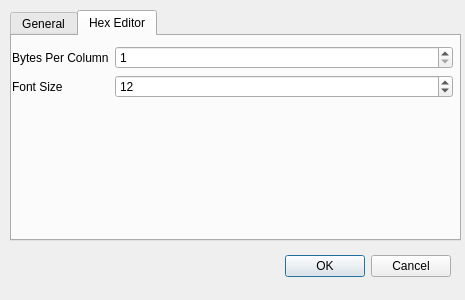
Above: src/preferences.ui from spuriousdata/BinGrok before the change. Below: the same form after it.
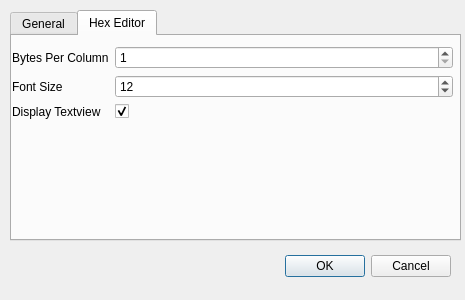
That is the form after the change.

```diff
--- a/src/preferences.ui
+++ b/src/preferences.ui
@@ -129,6 +129,23 @@
         </property>
        </widget>
       </item>
+      <item row="2" column="0">
+       <widget class="QLabel" name="display_textview_label">
+        <property name="text">
+         <string>Display Textview</string>
+        </property>
+       </widget>
+      </item>
+      <item row="2" column="1">
+       <widget class="QCheckBox" name="display_textview_checkbox">
+        <property name="text">
+         <string/>
+        </property>
+        <property name="checked">
+         <bool>true</bool>
+        </property>
+       </widget>
+      </item>
      </layout>
     </widget>
    </widget>
```
